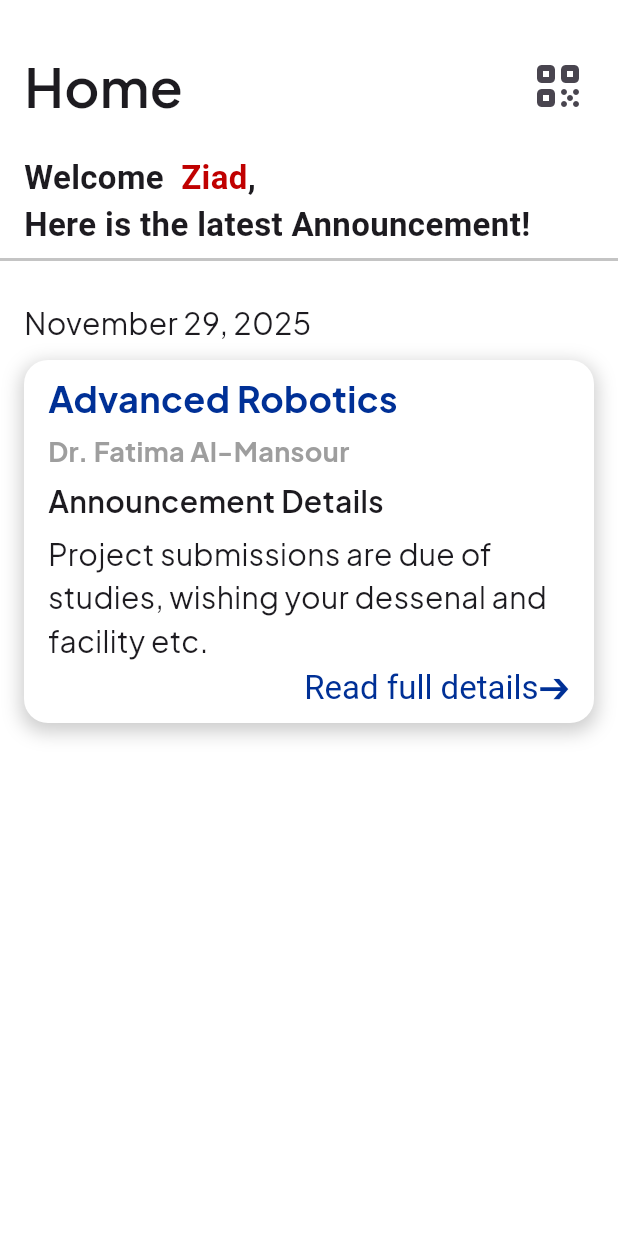
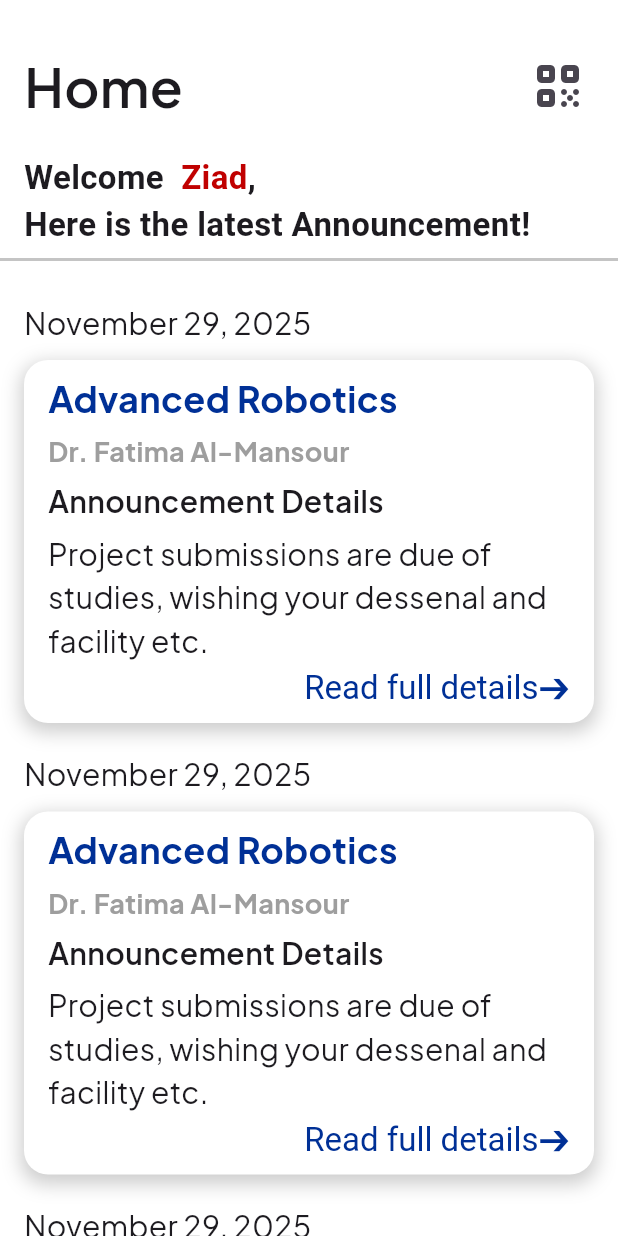
Before and after one commit to ZiadTamer10/AI_ERU_Tawasol, a Flutter app: the AnnouncementsView screen opened directly, on a phone screen of 412 x 824 dp. Run offline on Flutter 3.47's test engine with Material 3 defaults, Android fonts, the phone set to English and light mode, and no system bars; our stand-ins replace bloc, dartz, equatable, firebase_auth, firebase_core, flutter_bloc and 7 more; accounts and stored records are empty.

Commit message:
add announcement data list view

```diff
--- a/lib/features/announcements/presentation/view/widgets/announcement_data.dart
+++ b/lib/features/announcements/presentation/view/widgets/announcement_data.dart
@@ -63,7 +63,7 @@ class AnnouncementData extends StatelessWidget {
                     ),
                   ),
                   Align(
-                    alignment: AlignmentGeometry.centerRight,
+                    alignment: Alignment.centerRight,
                     child: RichText(
                       text: TextSpan(
                         style: Styles.textStyle22.copyWith(
--- /dev/null
+++ b/lib/features/announcements/presentation/view/widgets/announcement_data_list_view.dart
@@ -0,0 +1,22 @@
+import 'package:ai_eru_tawasol/features/announcements/presentation/view/widgets/announcement_data.dart';
+import 'package:flutter/material.dart';
+
+class AnnouncementDataListView extends StatelessWidget {
+  const AnnouncementDataListView({super.key});
+
+  @override
+  Widget build(BuildContext context) {
+    return ListView.builder(
+      padding: EdgeInsets.zero,
+      shrinkWrap: true,
+      physics: const NeverScrollableScrollPhysics(),
+      itemCount: 5, // حط رقم مؤقت
+      itemBuilder: (context, index) {
+        return const Padding(
+          padding: EdgeInsets.only(bottom: 20),
+          child: AnnouncementData(),
+        );
+      },
+    );
+  }
+}
--- a/lib/features/announcements/presentation/view/widgets/announcements_view_body.dart
+++ b/lib/features/announcements/presentation/view/widgets/announcements_view_body.dart
@@ -1,4 +1,4 @@
-import 'package:ai_eru_tawasol/features/announcements/presentation/view/widgets/announcement_data.dart';
+import 'package:ai_eru_tawasol/features/announcements/presentation/view/widgets/announcement_data_list_view.dart';
 import 'package:ai_eru_tawasol/features/announcements/presentation/view/widgets/custom_app_bar.dart';
 import 'package:ai_eru_tawasol/features/announcements/presentation/view/widgets/welcome_text.dart';
 import 'package:flutter/material.dart';
@@ -9,6 +9,7 @@ class AnnouncementsViewBody extends StatelessWidget {
   @override
   Widget build(BuildContext context) {
     return SingleChildScrollView(
+      physics: BouncingScrollPhysics(),
       child: Column(
         crossAxisAlignment: CrossAxisAlignment.start,
         children: [
@@ -17,7 +18,7 @@ class AnnouncementsViewBody extends StatelessWidget {
           WelcomeText(),
           Divider(color: Color(0xffC4C4C4), thickness: 2),
           SizedBox(height: 20),
-          AnnouncementData(),
+          AnnouncementDataListView(),
         ],
       ),
     );
```
